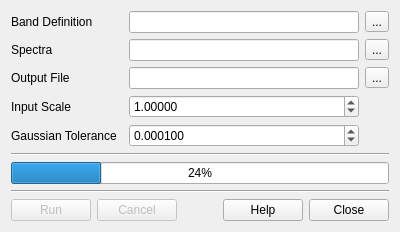
Above: src/ui/convolve.ui from rskelly/geotools before the change. Below: the same form after it.
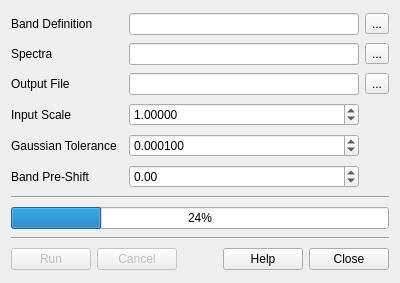
That is the form after the change.

Commit message: Add a linear shift to bands in convolver.

Diff of the .ui file:
```diff
--- a/src/ui/convolve.ui
+++ b/src/ui/convolve.ui
@@ -7,14 +7,14 @@
     <x>0</x>
     <y>0</y>
     <width>400</width>
-    <height>219</height>
+    <height>283</height>
    </rect>
   </property>
   <property name="windowTitle">
    <string>Spectrum Convolution</string>
   </property>
   <layout class="QGridLayout" name="gridLayout">
-   <item row="7" column="1" colspan="4">
+   <item row="8" column="1" colspan="4">
     <widget class="QProgressBar" name="progressBar">
      <property name="value">
       <number>24</number>
@@ -63,7 +63,7 @@
      </property>
     </widget>
    </item>
-   <item row="10" column="1" colspan="4">
+   <item row="11" column="1" colspan="4">
     <layout class="QHBoxLayout" name="horizontalLayout">
      <item>
       <widget class="QPushButton" name="btnRun">
@@ -114,14 +114,14 @@
      </item>
     </layout>
    </item>
-   <item row="8" column="1" colspan="4">
+   <item row="9" column="1" colspan="4">
     <widget class="Line" name="line">
      <property name="orientation">
       <enum>Qt::Horizontal</enum>
      </property>
     </widget>
    </item>
-   <item row="6" column="1" colspan="4">
+   <item row="7" column="1" colspan="4">
     <widget class="Line" name="line_2">
      <property name="orientation">
       <enum>Qt::Horizontal</enum>
@@ -174,6 +174,23 @@
      </property>
     </widget>
    </item>
+   <item row="6" column="1">
+    <widget class="QLabel" name="label_6">
+     <property name="text">
+      <string>Band Pre-Shift</string>
+     </property>
+    </widget>
+   </item>
+   <item row="6" column="2" colspan="2">
+    <widget class="QDoubleSpinBox" name="spnBandShift">
+     <property name="minimum">
+      <double>-99999.000000000000000</double>
+     </property>
+     <property name="maximum">
+      <double>99999.000000000000000</double>
+     </property>
+    </widget>
+   </item>
   </layout>
  </widget>
  <resources/>
```
The commit also changes 5 other files.
